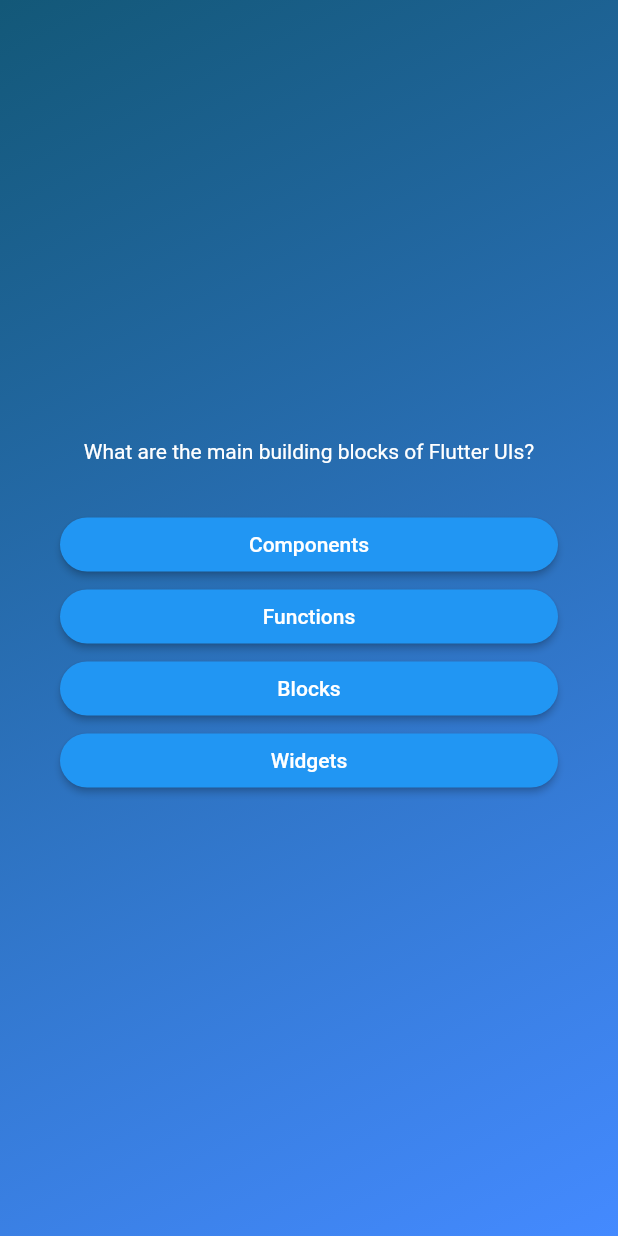
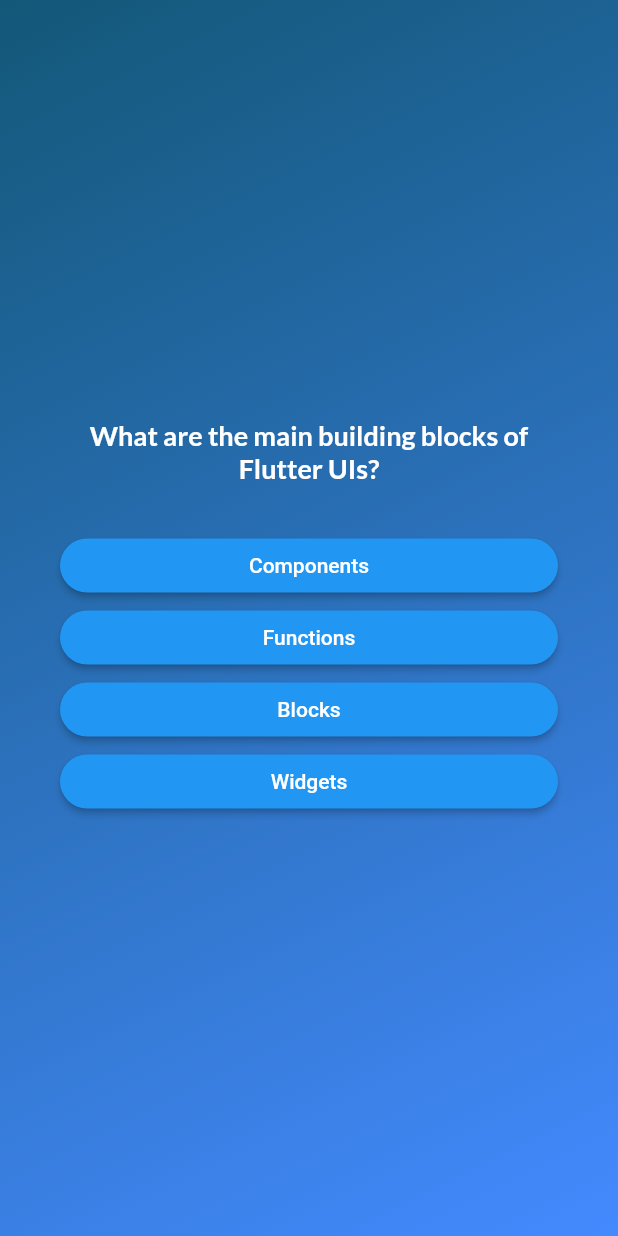
Before and after one commit to Xenovka/flutter_quizapp, a Flutter app: the screen it shows after launch, after a tap on "Start Quiz", on a phone screen of 412 x 824 dp. Run offline on Flutter 3.47's test engine with Material 2 defaults, Android fonts, the light colour scheme and no system bars; our stand-ins replace google_fonts.

Commit message:
using google font

```diff
--- a/lib/questions_screen.dart
+++ b/lib/questions_screen.dart
@@ -1,4 +1,5 @@
 import 'package:flutter/material.dart';
+import 'package:google_fonts/google_fonts.dart';
 
 import 'package:flutter_quizapp/data/questions.dart';
 import 'package:flutter_quizapp/answer_button.dart';
@@ -35,7 +36,10 @@
           children: [
             Text(
               currentQuestion.text,
-              style: const TextStyle(color: Colors.white),
+              style: GoogleFonts.lato(
+                  color: Colors.white,
+                  fontSize: 18,
+                  fontWeight: FontWeight.bold),
               textAlign: TextAlign.center,
             ),
             const SizedBox(height: 30),
--- a/lib/start_screen.dart
+++ b/lib/start_screen.dart
@@ -1,4 +1,5 @@
 import 'package:flutter/material.dart';
+import 'package:google_fonts/google_fonts.dart';
 
 class StartScreen extends StatelessWidget {
   const StartScreen(this.startQuiz, {super.key});
@@ -17,11 +18,12 @@
             color: const Color.fromARGB(155, 255, 255, 255),
           ),
           const SizedBox(height: 40),
-          const Text(
+          Text(
             'Learn Flutter the Fun Way!',
-            style: TextStyle(
+            style: GoogleFonts.lato(
               color: Colors.white,
               fontSize: 24,
+              fontWeight: FontWeight.bold,
             ),
           ),
           const SizedBox(height: 40),
```
